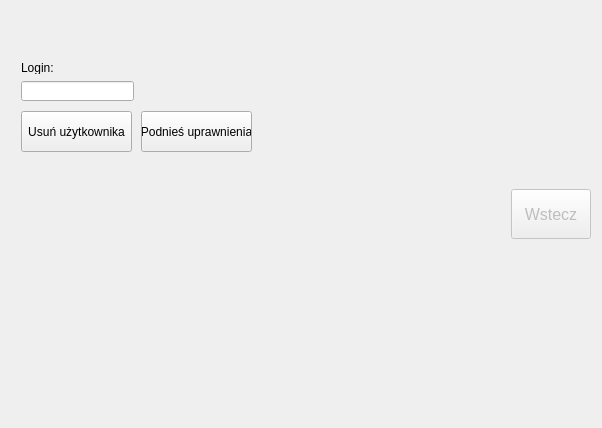
matmilcz/sizp_sql_project, file adminwindow.ui: the form before one commit.
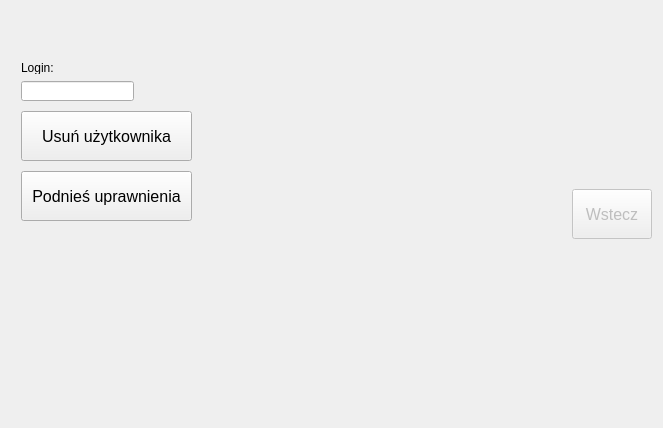
The form after the commit. The open tabs and pages were chosen to show the change.

```diff
--- a/adminwindow.ui
+++ b/adminwindow.ui
@@ -6,8 +6,8 @@
    <rect>
     <x>0</x>
     <y>0</y>
-    <width>602</width>
-    <height>426</height>
+    <width>663</width>
+    <height>410</height>
    </rect>
   </property>
   <property name="windowTitle">
@@ -93,10 +93,21 @@
         <rect>
          <x>10</x>
          <y>100</y>
-         <width>111</width>
-         <height>41</height>
+         <width>171</width>
+         <height>50</height>
         </rect>
        </property>
+       <property name="minimumSize">
+        <size>
+         <width>150</width>
+         <height>50</height>
+        </size>
+       </property>
+       <property name="font">
+        <font>
+         <pointsize>12</pointsize>
+        </font>
+       </property>
        <property name="text">
         <string>Usuń użytkownika</string>
        </property>
@@ -104,12 +115,23 @@
       <widget class="QPushButton" name="MakeAdminPushButton">
        <property name="geometry">
         <rect>
-         <x>130</x>
-         <y>100</y>
-         <width>111</width>
-         <height>41</height>
+         <x>10</x>
+         <y>160</y>
+         <width>171</width>
+         <height>50</height>
         </rect>
        </property>
+       <property name="minimumSize">
+        <size>
+         <width>150</width>
+         <height>50</height>
+        </size>
+       </property>
+       <property name="font">
+        <font>
+         <pointsize>12</pointsize>
+        </font>
+       </property>
        <property name="text">
         <string>Podnieś uprawnienia</string>
        </property>
```
Left out of the diff: 28 changed lines with no effect on the pictures. Lines whose indentation alone changed are shown as unchanged.
